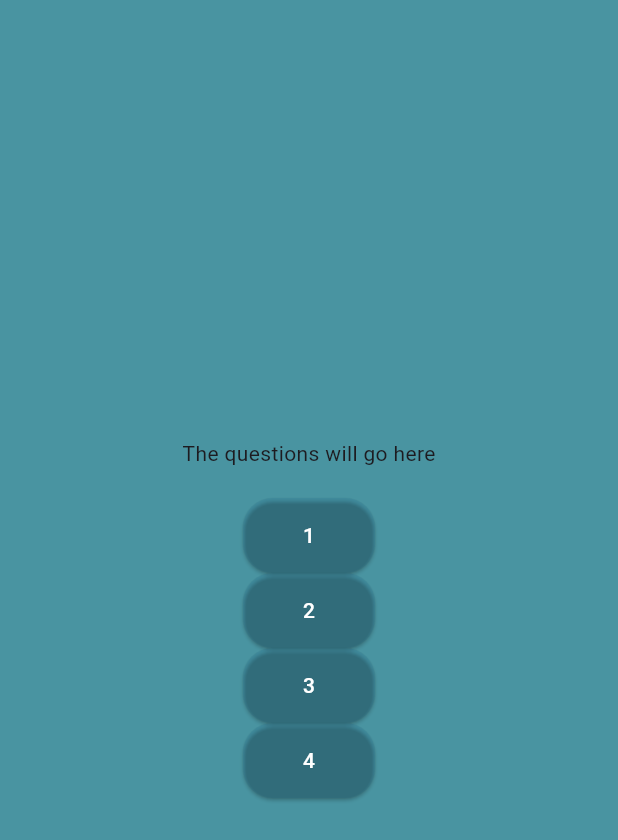
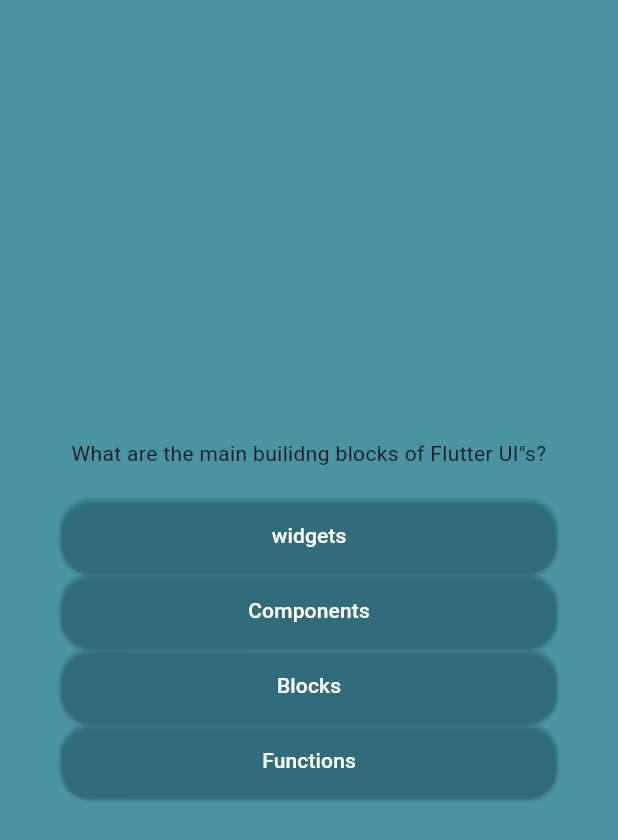
Before and after one commit to DereckAn/FlutterProjects, a Flutter app: the screen it shows after launch, after a tap on "Start", on a phone screen of 412 x 824 dp. Shown: the top 840 px of the screen. Run offline on Flutter 3.47's test engine with Material 2 defaults, Android fonts, the phone set to English and light mode, and no system bars.

Commit message:
pequeno para pc

```diff
--- a/quizz_app/lib/questions.dart
+++ b/quizz_app/lib/questions.dart
@@ -1,4 +1,5 @@
 import 'package:flutter/material.dart';
+import 'package:quizz_app/data/dummy_questions.dart';
 
 import 'models/answer_button.dart';
 
@@ -10,20 +11,25 @@
 }
 
 class _QuestionsState extends State<Questions> {
+  final currentQuestion = questionss[0];
+
   @override
   Widget build(BuildContext context) {
-    return   SizedBox(
+    return SizedBox(
       width: double.infinity,
-      child: Column(
-        mainAxisAlignment: MainAxisAlignment.center,
-        children: [
-          const Text('The questions will go here'),
-          const SizedBox(height: 20),
-         AnswerButton('1', (){}),
-         AnswerButton('2', (){}),
-         AnswerButton('3', (){}),
-         AnswerButton('4', (){}),
+      child: Container(
+        margin: const EdgeInsets.all(40),
+        child: Column(
+          mainAxisAlignment: MainAxisAlignment.center,
+          crossAxisAlignment: CrossAxisAlignment.stretch,
+          children: [
+            Text(currentQuestion.question, textAlign: TextAlign.center,),
+            const SizedBox(height: 20),
+            ...currentQuestion.answers.map((answer) {
+              return AnswerButton(answer, () {});
+            }),
           ],
+        ),
       ),
     );
   }
```
